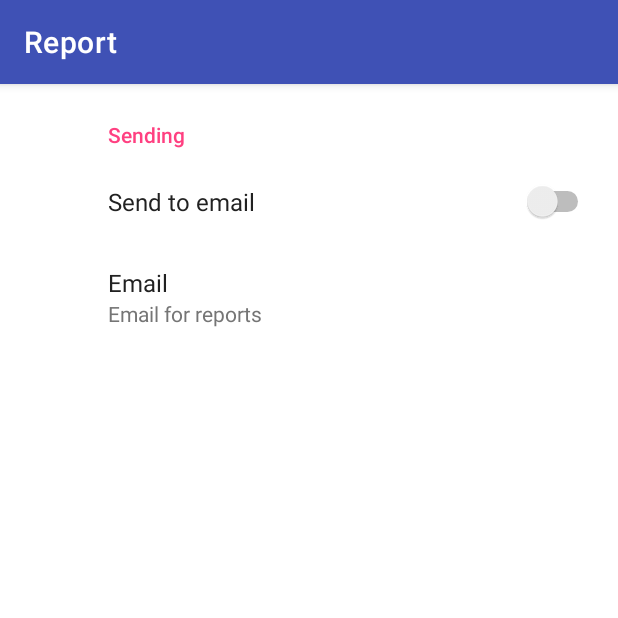
After one commit to catofprey17/report, an Android app: the fragment SettingsFragment shown on its own in the app's theme, on a phone screen of 412 x 824 dp, the top half of it. The commit adds this screen. Run offline under Robolectric (Android 15) with nearby library versions, the phone set to English and light mode, and no system bars; our stand-ins replace androidx.preference.

Commit message:
fix hierarchy

```diff
--- a/app/src/main/java/com/example/report/AddReportActivity.java
+++ b/app/src/main/java/com/example/report/ui/AddReportActivity.java
@@ -1,4 +1,4 @@
-package com.example.report;
+package com.example.report.ui;
 
 import androidx.annotation.NonNull;
 import androidx.annotation.Nullable;
@@ -21,6 +21,8 @@ import android.view.View;
 import android.widget.ProgressBar;
 import android.widget.TextView;
 
+import com.example.report.ui.adapters.AddReportAdapter;
+import com.example.report.R;
 import com.example.report.entities.Draft;
 import com.example.report.reporter.Recognizer;
 import com.example.report.reporter.ReportIO;
@@ -32,7 +34,7 @@ import java.lang.ref.WeakReference;
 import java.util.ArrayList;
 import java.util.List;
 
-public class AddReportActivity extends AppCompatActivity implements AddReportAdapter.ItemClickListener{
+public class AddReportActivity extends AppCompatActivity implements AddReportAdapter.ItemClickListener {
 
     private static final int IMAGES_REQUEST_CODE = 304;
     private static final int PERMISSION_REQUEST_CODE = 103;
--- a/app/src/main/java/com/example/report/EditDraftActivity.java
+++ b/app/src/main/java/com/example/report/ui/EditDraftActivity.java
@@ -1,4 +1,4 @@
-package com.example.report;
+package com.example.report.ui;
 
 import androidx.appcompat.app.AppCompatActivity;
 
@@ -15,6 +15,7 @@ import android.widget.ImageButton;
 import android.widget.ImageView;
 import android.widget.Toast;
 
+import com.example.report.R;
 import com.example.report.entities.Draft;
 import com.example.report.reporter.ReportIO;
 
--- a/app/src/main/java/com/example/report/ReportsActivity.java
+++ b/app/src/main/java/com/example/report/ui/ReportsActivity.java
@@ -1,10 +1,11 @@
-package com.example.report;
+package com.example.report.ui;
 
 import android.app.Activity;
-import android.content.Context;
 import android.content.Intent;
 import android.os.Bundle;
 
+import com.example.report.R;
+import com.example.report.ui.adapters.ReportsAdapter;
 import com.example.report.reporter.ReportIO;
 import com.google.android.material.floatingactionbutton.FloatingActionButton;
 
--- /dev/null
+++ b/app/src/main/java/com/example/report/ui/SettingsFragment.java
@@ -0,0 +1,14 @@
+package com.example.report.ui;
+
+import android.os.Bundle;
+
+import androidx.preference.PreferenceFragmentCompat;
+
+import com.example.report.R;
+
+public class SettingsFragment extends PreferenceFragmentCompat {
+    @Override
+    public void onCreatePreferences(Bundle savedInstanceState, String rootKey) {
+        addPreferencesFromResource(R.xml.settings);
+    }
+}
--- a/app/src/main/java/com/example/report/AddReportAdapter.java
+++ b/app/src/main/java/com/example/report/ui/adapters/AddReportAdapter.java
@@ -1,4 +1,4 @@
-package com.example.report;
+package com.example.report.ui.adapters;
 
 import android.content.Context;
 import android.view.LayoutInflater;
@@ -13,6 +13,7 @@ import androidx.annotation.NonNull;
 import androidx.core.content.ContextCompat;
 import androidx.recyclerview.widget.RecyclerView;
 
+import com.example.report.R;
 import com.example.report.entities.Draft;
 
 import java.io.IOException;
--- a/app/src/main/java/com/example/report/ReportsAdapter.java
+++ b/app/src/main/java/com/example/report/ui/adapters/ReportsAdapter.java
@@ -1,4 +1,4 @@
-package com.example.report;
+package com.example.report.ui.adapters;
 
 import android.content.Context;
 import android.content.Intent;
@@ -14,6 +14,7 @@ import androidx.constraintlayout.widget.ConstraintLayout;
 import androidx.core.content.FileProvider;
 import androidx.recyclerview.widget.RecyclerView;
 
+import com.example.report.R;
 import com.example.report.reporter.ReportIO;
 
 import java.io.File;
--- a/app/src/main/res/layout/activity_add_report.xml
+++ b/app/src/main/res/layout/activity_add_report.xml
@@ -6,7 +6,7 @@
     xmlns:tools="http://schemas.android.com/tools"
     android:layout_width="match_parent"
     android:layout_height="match_parent"
-    tools:context=".AddReportActivity">
+    tools:context=".ui.AddReportActivity">
 
     <ProgressBar
         android:id="@+id/progress_bar"
--- a/app/src/main/res/layout/activity_edit_draft.xml
+++ b/app/src/main/res/layout/activity_edit_draft.xml
@@ -5,7 +5,7 @@
     xmlns:tools="http://schemas.android.com/tools"
     android:layout_width="match_parent"
     android:layout_height="match_parent"
-    tools:context=".EditDraftActivity">
+    tools:context=".ui.EditDraftActivity">
 
     <EditText
         android:id="@+id/edit_draft_num"
--- a/app/src/main/res/layout/activity_reports.xml
+++ b/app/src/main/res/layout/activity_reports.xml
@@ -5,7 +5,7 @@
     xmlns:tools="http://schemas.android.com/tools"
     android:layout_width="match_parent"
     android:layout_height="match_parent"
-    tools:context=".ReportsActivity">
+    tools:context=".ui.ReportsActivity">
 
     <androidx.recyclerview.widget.RecyclerView
         android:id="@+id/rv_reports"
--- a/app/src/main/res/layout/activity_settings.xml
+++ b/app/src/main/res/layout/activity_settings.xml
@@ -4,6 +4,6 @@
     xmlns:tools="http://schemas.android.com/tools"
     android:layout_width="match_parent"
     android:layout_height="match_parent"
-    tools:context=".SettingsActivity">
+    tools:context=".ui.SettingsActivity">
 
 </androidx.constraintlayout.widget.ConstraintLayout>
--- a/app/src/main/res/menu/main_menu.xml
+++ b/app/src/main/res/menu/main_menu.xml
@@ -2,7 +2,7 @@
 <!-- TODO Fix menu item color-->
 <menu xmlns:android="http://schemas.android.com/apk/res/android"
     xmlns:tools="http://schemas.android.com/tools"
-    tools:context = ".ReportsActivity">
+    tools:context = ".ui.ReportsActivity">
 
     <item android:id="@+id/menu_button_clear_archives"
         android:title="@string/menu_button_clean" />
--- a/app/src/main/res/values/strings.xml
+++ b/app/src/main/res/values/strings.xml
@@ -20,5 +20,12 @@
     <string name="create_report_button_text">Create a report</string>
     <string name="progress_loading_prefix">Drafts left:</string>
     <string name="menu_button_clean">Remove all reports</string>
+    <string name="settings_email_key" translatable="false">email</string>
+    <string name="settings_email_title" translatable="false">Email</string>
+    <string name="settings_email_summary">Email for reports</string>
+    <string name="settings_send_key" translatable="false">send</string>
+    <string name="settings_send_title">Send to email</string>
+    <string name="setting_group_send_key" translatable="false">group_send</string>
+    <string name="settings_group_send_title">Sending</string>
 
 </resources>
--- /dev/null
+++ b/app/src/main/res/xml/settings.xml
@@ -0,0 +1,19 @@
+<?xml version="1.0" encoding="utf-8"?>
+<PreferenceScreen xmlns:android="http://schemas.android.com/apk/res/android"
+    xmlns:app="http://schemas.android.com/apk/res-auto">
+    <PreferenceCategory
+        android:key="@string/setting_group_send_key"
+        android:title="@string/settings_group_send_title">
+
+        <SwitchPreference
+            android:key="@string/settings_send_key"
+            android:title="@string/settings_send_title"/>
+
+        <EditTextPreference
+            android:key="@string/settings_email_key"
+            android:summary="@string/settings_email_summary"
+            app:title="@string/settings_email_title" />
+    </PreferenceCategory>
+
+
+</PreferenceScreen>
--- a/build.gradle
+++ b/build.gradle
@@ -7,7 +7,7 @@ buildscript {
 
     }
     dependencies {
-        classpath 'com.android.tools.build:gradle:3.4.2'
+        classpath 'com.android.tools.build:gradle:3.5.0'
 
         // NOTE: Do not place your application dependencies here; they belong
         // in the individual module build.gradle files
```
Also changed, not shown: app/src/main/AndroidManifest.xml (+14 -12 lines), app/src/main/java/com/example/report/ui/SettingsActivity.java (added, +15 -0 lines), gradle/wrapper/gradle-wrapper.properties, 1 other file.
